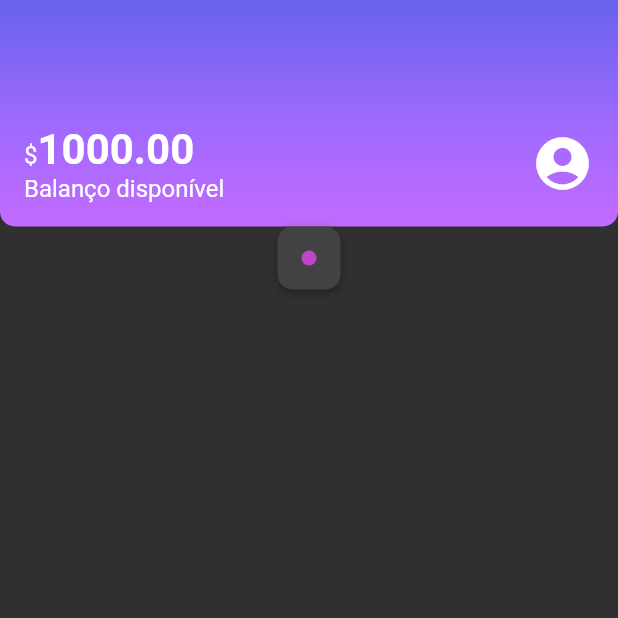
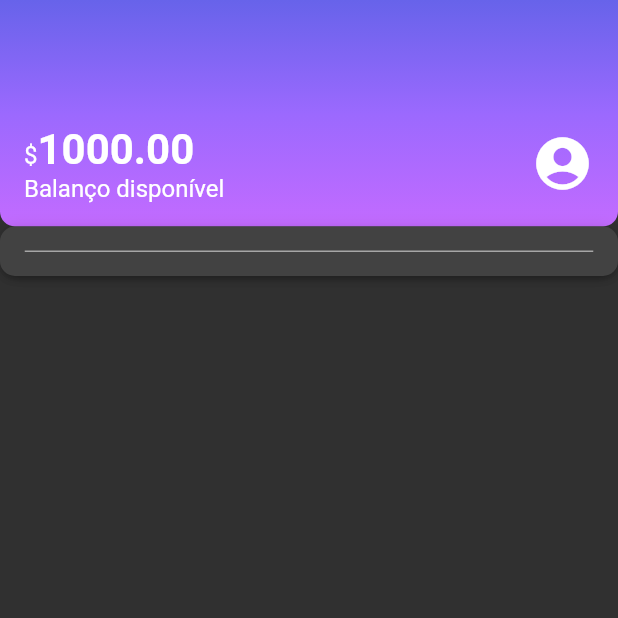
Before and after one commit to andrey-araujo/alubank, a Flutter app: the screen it shows after launch, on a phone screen of 412 x 824 dp, the top half of it. Run offline on Flutter 3.47's test engine with Material 2 defaults, Android fonts, the phone set to English and light mode, and no system bars.

Commit message:
#aula05.03 creating divisor component

```diff
--- /dev/null
+++ b/lib/components/divisor.dart
@@ -0,0 +1,14 @@
+import 'package:alubank/themes/theme_colors.dart';
+import 'package:flutter/material.dart';
+
+class Divisor extends StatelessWidget {
+  const Divisor({Key? key}) : super(key: key);
+
+  @override
+  Widget build(BuildContext context) {
+    return Container(
+      height: 1,
+      decoration: BoxDecoration(border: Border.all(color: ThemeColors.divisor)),
+    );
+  }
+}
--- a/lib/screens/home.dart
+++ b/lib/screens/home.dart
@@ -1,5 +1,6 @@
 import 'package:alubank/components/box_card.dart';
 import 'package:alubank/components/color_dot.dart';
+import 'package:alubank/components/divisor.dart';
 import 'package:alubank/components/sections/header.dart';
 import 'package:alubank/themes/theme_colors.dart';
 import 'package:flutter/material.dart';
@@ -14,7 +15,7 @@ class Home extends StatelessWidget {
         children: <Widget>[
           const Header(),
           BoxCard(
-            boxContent: ColorDot(color: ThemeColors.recentActivity['income']),
+            boxContent: Divisor(),
           )
         ],
       ),
--- a/lib/themes/theme_colors.dart
+++ b/lib/themes/theme_colors.dart
@@ -11,4 +11,5 @@ class ThemeColors {
     'spent': Color.fromRGBO(255, 175, 29, 1.0),
     'income': Color.fromRGBO(191, 69, 198, 1.0),
   };
+  static const divisor = Color.fromRGBO(166, 166, 166, 1.0);
 }
```
